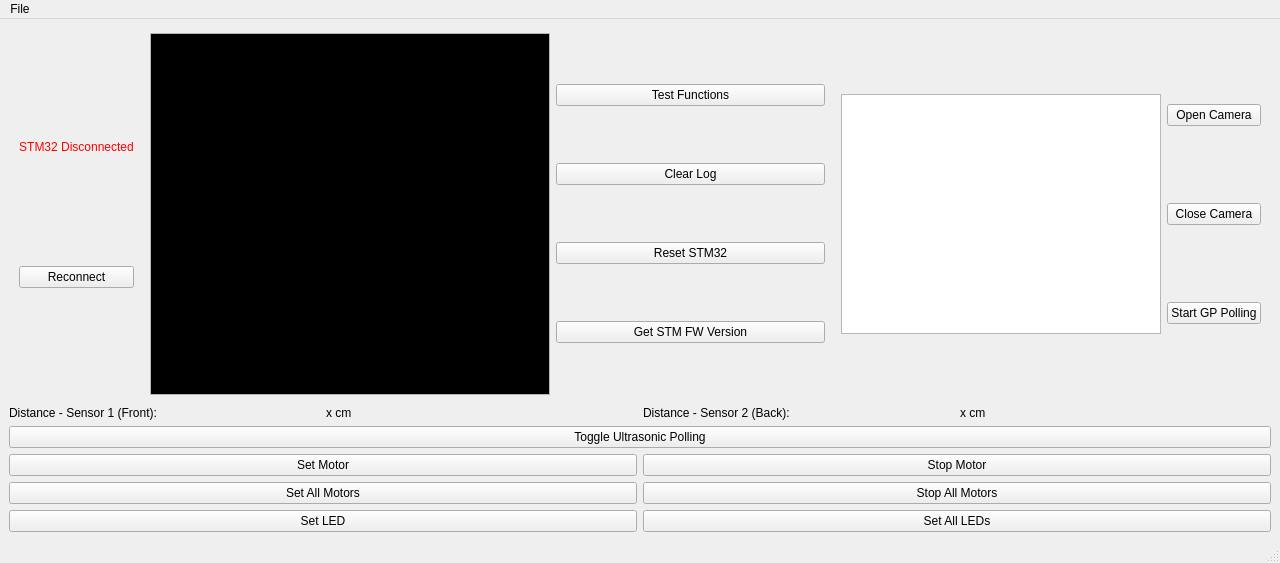
The window that mainwindow.ui (LeedsRaspJam/Cryptoid-Python) describes before a commit, drawn with Qt 5.
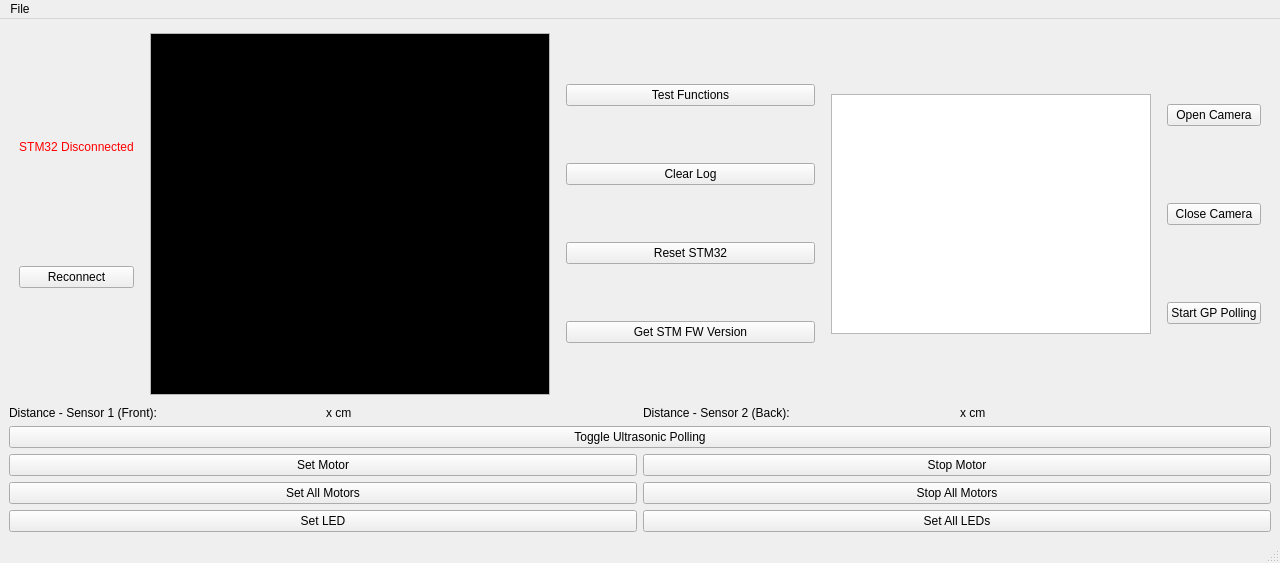
The same window after the commit.

What changed in the file:
```diff
--- a/mainwindow.ui
+++ b/mainwindow.ui
@@ -318,6 +318,22 @@
           </property>
          </widget>
         </item>
+        <item>
+         <spacer name="horizontalSpacer_5">
+          <property name="orientation">
+           <enum>Qt::Horizontal</enum>
+          </property>
+          <property name="sizeType">
+           <enum>QSizePolicy::Fixed</enum>
+          </property>
+          <property name="sizeHint" stdset="0">
+           <size>
+            <width>10</width>
+            <height>20</height>
+           </size>
+          </property>
+         </spacer>
+        </item>
         <item>
          <layout class="QVBoxLayout" name="verticalLayout_3">
           <item>
@@ -386,6 +402,22 @@
           </property>
          </widget>
         </item>
+        <item>
+         <spacer name="horizontalSpacer_6">
+          <property name="orientation">
+           <enum>Qt::Horizontal</enum>
+          </property>
+          <property name="sizeType">
+           <enum>QSizePolicy::Fixed</enum>
+          </property>
+          <property name="sizeHint" stdset="0">
+           <size>
+            <width>10</width>
+            <height>20</height>
+           </size>
+          </property>
+         </spacer>
+        </item>
         <item>
          <layout class="QVBoxLayout" name="verticalLayout_4">
           <item>
```
